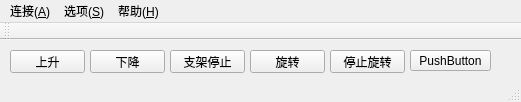
This is myclass.ui in zsjsll/bracket-turntable as Qt 5 draws it before an edit. The edited form follows.
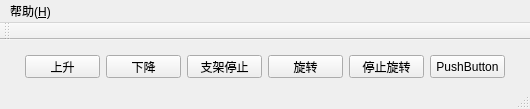
This is the edited form.

Patch:
```diff
--- a/myclass.ui
+++ b/myclass.ui
@@ -6,8 +6,8 @@
    <rect>
     <x>0</x>
     <y>0</y>
-    <width>521</width>
-    <height>102</height>
+    <width>530</width>
+    <height>109</height>
    </rect>
   </property>
   <property name="windowTitle">
@@ -17,24 +17,14 @@
    <string notr="true"/>
   </property>
   <widget class="QWidget" name="centralWidget">
-   <widget class="QPushButton" name="pushButton">
-    <property name="geometry">
-     <rect>
-      <x>410</x>
-      <y>10</y>
-      <width>81</width>
-      <height>21</height>
-     </rect>
-    </property>
-    <property name="text">
-     <string>PushButton</string>
-    </property>
-   </widget>
    <widget class="QPushButton" name="bracketUpButton">
+    <property name="enabled">
+     <bool>true</bool>
+    </property>
     <property name="geometry">
      <rect>
-      <x>10</x>
-      <y>10</y>
+      <x>25</x>
+      <y>15</y>
       <width>75</width>
       <height>23</height>
      </rect>
@@ -44,10 +34,13 @@
     </property>
    </widget>
    <widget class="QPushButton" name="bracketDownButton">
+    <property name="enabled">
+     <bool>true</bool>
+    </property>
     <property name="geometry">
      <rect>
-      <x>90</x>
-      <y>10</y>
+      <x>106</x>
+      <y>15</y>
       <width>75</width>
       <height>23</height>
      </rect>
@@ -57,10 +50,13 @@
     </property>
    </widget>
    <widget class="QPushButton" name="bracketStopButton">
+    <property name="enabled">
+     <bool>true</bool>
+    </property>
     <property name="geometry">
      <rect>
-      <x>170</x>
-      <y>10</y>
+      <x>187</x>
+      <y>15</y>
       <width>75</width>
       <height>23</height>
      </rect>
@@ -70,10 +66,13 @@
     </property>
    </widget>
    <widget class="QPushButton" name="turntableOpenButton">
+    <property name="enabled">
+     <bool>true</bool>
+    </property>
     <property name="geometry">
      <rect>
-      <x>250</x>
-      <y>10</y>
+      <x>268</x>
+      <y>15</y>
       <width>75</width>
       <height>23</height>
      </rect>
@@ -83,10 +82,13 @@
     </property>
    </widget>
    <widget class="QPushButton" name="turntableCloseButton">
+    <property name="enabled">
+     <bool>true</bool>
+    </property>
     <property name="geometry">
      <rect>
-      <x>330</x>
-      <y>10</y>
+      <x>349</x>
+      <y>15</y>
       <width>75</width>
       <height>23</height>
      </rect>
@@ -95,13 +97,42 @@
      <string>停止旋转</string>
     </property>
    </widget>
+   <widget class="QPushButton" name="pushButton">
+    <property name="enabled">
+     <bool>true</bool>
+    </property>
+    <property name="geometry">
+     <rect>
+      <x>430</x>
+      <y>15</y>
+      <width>75</width>
+      <height>23</height>
+     </rect>
+    </property>
+    <property name="text">
+     <string>PushButton</string>
+    </property>
+   </widget>
+   <widget class="QLabel" name="LED">
+    <property name="geometry">
+     <rect>
+      <x>5</x>
+      <y>4</y>
+      <width>10</width>
+      <height>10</height>
+     </rect>
+    </property>
+    <property name="text">
+     <string/>
+    </property>
+   </widget>
   </widget>
   <widget class="QMenuBar" name="menuBar">
    <property name="geometry">
     <rect>
      <x>0</x>
      <y>0</y>
-     <width>521</width>
+     <width>530</width>
      <height>23</height>
     </rect>
    </property>
@@ -114,22 +145,6 @@
     <addaction name="actionHelp"/>
     <addaction name="actionWeb"/>
    </widget>
-   <widget class="QMenu" name="menu_C">
-    <property name="title">
-     <string>连接(&amp;A)</string>
-    </property>
-    <addaction name="actionConnect"/>
-    <addaction name="actionOut"/>
-    <addaction name="actionAutoConnect"/>
-   </widget>
-   <widget class="QMenu" name="menu_S">
-    <property name="title">
-     <string>选项(&amp;S)</string>
-    </property>
-    <addaction name="actionConfig"/>
-   </widget>
-   <addaction name="menu_C"/>
-   <addaction name="menu_S"/>
    <addaction name="menu_H"/>
   </widget>
   <widget class="QToolBar" name="mainToolBar">
```
